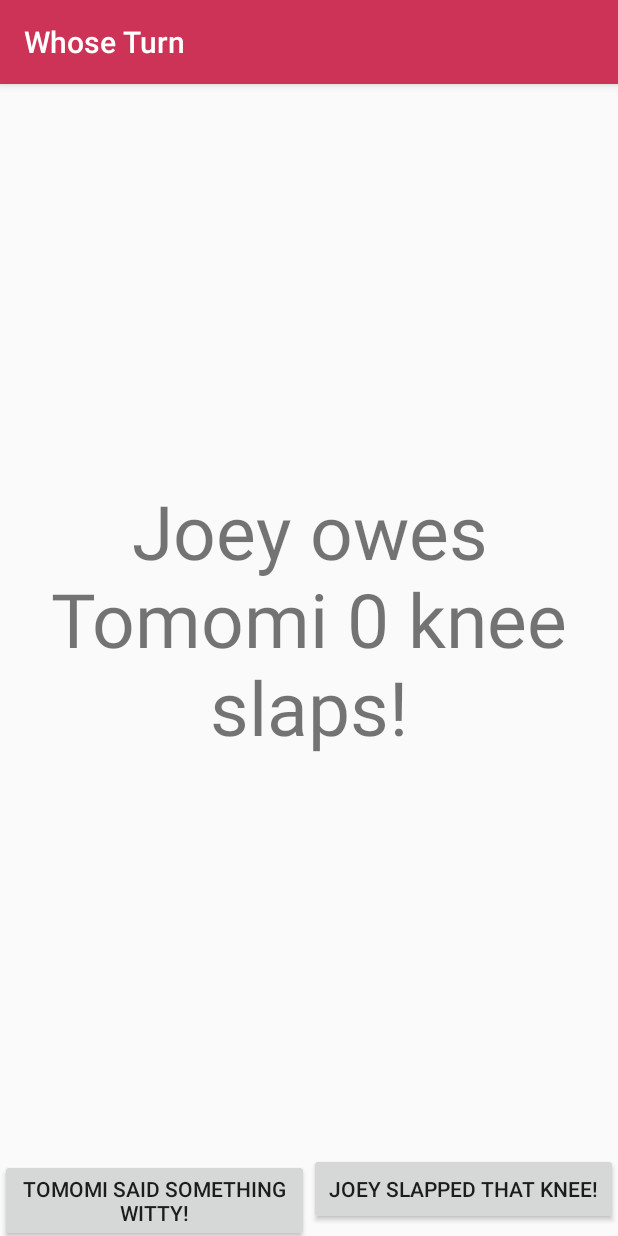
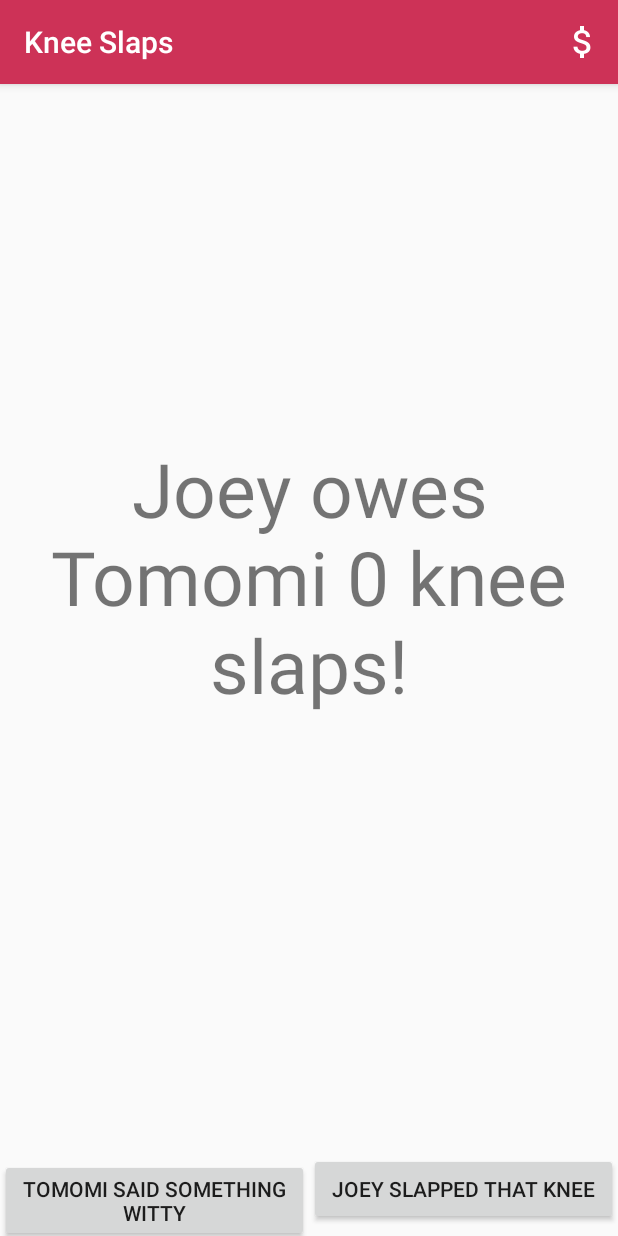
Before and after one commit to badzapcat/WhoseTurn, an Android app: the KneeActivity screen opened directly, with no data from a screen before it, on a phone screen of 412 x 824 dp. Run offline under Robolectric (Android 15) with nearby library versions, the phone set to English and light mode, and no system bars.

Commit message:
added complete action bar support. Also forbids negative knee slaps

```diff
--- a/app/src/main/AndroidManifest.xml
+++ b/app/src/main/AndroidManifest.xml
@@ -13,7 +13,7 @@
         android:theme="@style/AppTheme">
         <activity
             android:name=".CheckActivity"
-            android:label="@string/app_name"
+            android:label="@string/check_activity_name"
             android:theme="@style/AppTheme.NoActionBar"
             android:windowSoftInputMode="adjustResize|stateHidden">
             <intent-filter>
@@ -22,7 +22,9 @@
                 <category android:name="android.intent.category.LAUNCHER" />
             </intent-filter>
         </activity>
-        <activity android:name=".KneeActivity" />
+        <activity android:name=".KneeActivity"
+                  android:label="@string/knee_activity_name"
+                  android:theme="@style/AppTheme.NoActionBar"/>
     </application>
 
 </manifest>
--- a/app/src/main/res/layout/activity_knee.xml
+++ b/app/src/main/res/layout/activity_knee.xml
@@ -8,13 +8,28 @@ android:layout_height="match_parent"
     android:fitsSystemWindows="true"
     tools:context="jmoghadam.whoseturn.KneeActivity">
 
+    <android.support.design.widget.AppBarLayout
+        android:layout_width="match_parent"
+        android:layout_height="wrap_content"
+        android:theme="@style/AppTheme.AppBarOverlay">
+
+        <android.support.v7.widget.Toolbar
+            android:id="@+id/knee_toolbar"
+            android:layout_width="match_parent"
+            android:layout_height="?attr/actionBarSize"
+            android:background="?attr/colorPrimary"
+            app:popupTheme="@style/AppTheme.PopupOverlay" />
+
+    </android.support.design.widget.AppBarLayout>
+
     <LinearLayout xmlns:android="http://schemas.android.com/apk/res/android"
         xmlns:tools="http://schemas.android.com/tools"
         android:layout_width="match_parent"
         android:layout_height="match_parent"
         android:orientation="vertical">
 
-        <TextView android:id="@+id/knee_slap_state"
+        <TextView
+            android:id="@+id/knee_slap_state"
             android:layout_width="match_parent"
             android:layout_height="0dp"
             android:layout_weight="1"
@@ -22,8 +37,9 @@ tools:context="jmoghadam.whoseturn.KneeActivity">
             android:textAlignment="center"
             android:textSize="50sp" />
 
-        <fragment android:name="jmoghadam.whoseturn.ChangeKneeSlapFragment"
+        <fragment
             android:id="@+id/change_knee_slap_fragment"
+            android:name="jmoghadam.whoseturn.ChangeKneeSlapFragment"
             android:layout_width="match_parent"
             android:layout_height="wrap_content"
             tools:layout="@layout/fragment_change_knee_slap" />
--- /dev/null
+++ b/app/src/main/res/menu/menu_knee.xml
@@ -0,0 +1,10 @@
+<menu xmlns:android="http://schemas.android.com/apk/res/android"
+    xmlns:app="http://schemas.android.com/apk/res-auto"
+    xmlns:tools="http://schemas.android.com/tools"
+    tools:context="jmoghadam.whoseturn.KneeActivity">
+    <item
+        android:id="@+id/action_whose_turn"
+        android:title="@string/action_whose_turn"
+        android:icon="@drawable/ic_attach_money_white_24dp"
+        app:showAsAction="ifRoom" />
+</menu>
--- a/app/src/main/res/values/strings.xml
+++ b/app/src/main/res/values/strings.xml
@@ -1,11 +1,14 @@
 <resources>
     <string name="app_name">Whose Turn</string>
+    <string name="action_whose_turn">Whose turn</string>
     <string name="action_check_knee_slaps">Knee Slaps</string>
     <string name="action_settings">Settings</string>
     <string name="action_total_amount">Total amount owed</string>
     <string name="add_money_input">Enter $</string>
     <string name="button_add_1">Tomomi pays</string>
     <string name="button_add_2">Joey pays</string>
-    <string name="button_add_knee_slap">Tomomi said something witty!</string>
-    <string name="button_use_knee_slap">Joey slapped that knee!</string>
+    <string name="button_add_knee_slap">Tomomi said something witty</string>
+    <string name="button_use_knee_slap">Joey slapped that knee</string>
+    <string name="check_activity_name">Whose Turn</string>
+    <string name="knee_activity_name">Knee Slaps</string>
 </resources>
```
Also changed, not shown: app/src/main/java/jmoghadam/whoseturn/KneeActivity.java (+52 -10 lines), app/src/main/res/menu/menu_check.xml (+5 -4 lines), app/src/main/res/drawable-hdpi/ic_airline_seat_legroom_reduced_white_24dp.png (added), app/src/main/res/drawable-hdpi/ic_attach_money_white_24dp.png (added), app/src/main/res/drawable-mdpi/ic_airline_seat_legroom_reduced_white_24dp.png (added), app/src/main/res/drawable-mdpi/ic_attach_money_white_24dp.png (added), app/src/main/res/drawable-xhdpi/ic_airline_seat_legroom_reduced_white_24dp.png (added), app/src/main/res/drawable-xhdpi/ic_attach_money_white_24dp.png (added), app/src/main/res/drawable-xxhdpi/ic_airline_seat_legroom_reduced_white_24dp.png (added), app/src/main/res/drawable-xxhdpi/ic_attach_money_white_24dp.png (added), app/src/main/res/drawable-xxxhdpi/ic_airline_seat_legroom_reduced_white_24dp.png (added), app/src/main/res/drawable-xxxhdpi/ic_attach_money_white_24dp.png (added), 1 other file. Lines whose indentation alone changed are shown as unchanged.
